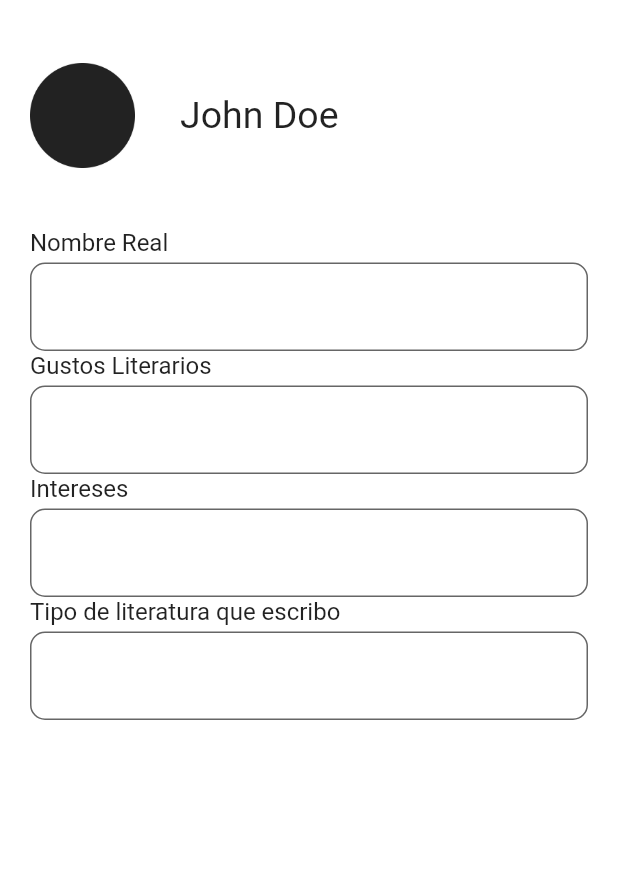
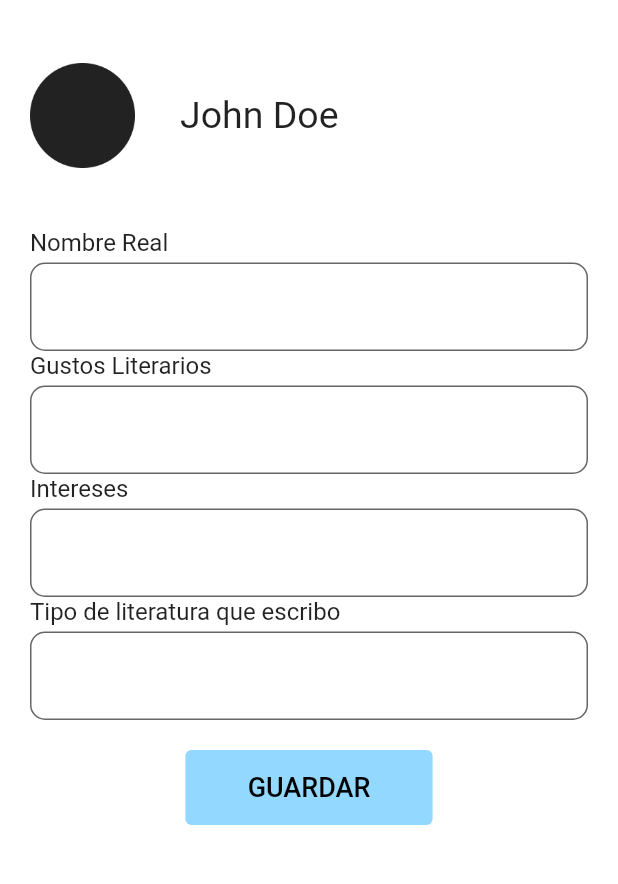
Before and after one commit to djgamarra/world_builder, a Flutter app: the ProfilePage screen opened directly, on a phone screen of 412 x 824 dp, the part 84-968 px from its top. Run offline on Flutter 3.47's test engine with Material 2 defaults, Android fonts, the phone set to English and light mode, and no system bars; our stand-ins replace cloud_firestore, firebase_auth, firebase_core, flutter_svg, get, google_fonts; accounts and stored records are empty; Roboto replaces fonts that are missing (Play).

Commit message:
Some changes

```diff
--- a/lib/main.dart
+++ b/lib/main.dart
@@ -1,7 +1,7 @@
 import 'package:firebase_core/firebase_core.dart';
 import 'package:flutter/material.dart';
 import 'package:get/get.dart';
-import 'package:world_builder/controllers/auth_controller.dart';
+import 'package:world_builder/controllers/users_controller.dart';
 import 'package:world_builder/controllers/core_data_controller.dart';
 import 'package:world_builder/services/authentication_service.dart';
 import 'package:world_builder/services/firestore_service.dart';
@@ -12,7 +12,7 @@ void main() async {
   await Firebase.initializeApp();
   final authService = Get.put(AuthenticationService());
   final firestoreService = Get.put(FirestoreService());
-  final authController = Get.put(AuthController(
+  final authController = Get.put(UsersController(
     authenticationService: authService,
     firestoreService: firestoreService,
   ));
--- a/lib/models/user_data.dart
+++ b/lib/models/user_data.dart
@@ -1,5 +1,9 @@
+import 'package:firebase_auth/firebase_auth.dart';
+
 class UserData {
   final String uid, email, username, fullName, region;
+  final String taste, interests, writerOf;
+  final User user;
 
   const UserData({
     required this.uid,
@@ -7,5 +11,17 @@ class UserData {
     required this.username,
     required this.fullName,
     required this.region,
+    required this.user,
+    required this.taste,
+    required this.interests,
+    required this.writerOf,
   });
+
+  Map<String, dynamic> toFirestoreMap() => {
+        'fullName': fullName,
+        'taste': taste,
+        'interests': interests,
+        'writerOf': writerOf,
+        'region': region,
+      };
 }
--- a/lib/ui/pages/login_page.dart
+++ b/lib/ui/pages/login_page.dart
@@ -3,7 +3,7 @@ import 'package:flutter/material.dart';
 import 'package:get/get.dart';
 import 'package:google_fonts/google_fonts.dart';
 import 'package:flutter_svg/flutter_svg.dart';
-import 'package:world_builder/controllers/auth_controller.dart';
+import 'package:world_builder/controllers/users_controller.dart';
 import 'package:world_builder/ui/pages/homepage.dart';
 import 'package:world_builder/ui/pages/signup_page.dart';
 
@@ -17,7 +17,7 @@ class LoginPage extends StatefulWidget {
 }
 
 class _LoginPageState extends State<LoginPage> {
-  final _authController = Get.find<AuthController>();
+  final _authController = Get.find<UsersController>();
 
   final _formKey = GlobalKey<FormState>();
   final Map<String, String> _data = {
@@ -44,7 +44,7 @@ class _LoginPageState extends State<LoginPage> {
 
   void _onLoginBtnClick() {
     if (_formKey.currentState!.validate()) {
-      Get.find<AuthController>().login(
+      Get.find<UsersController>().login(
         _data['email']!,
         _data['password']!,
       );
--- a/lib/ui/pages/profile_page.dart
+++ b/lib/ui/pages/profile_page.dart
@@ -1,7 +1,7 @@
 import 'package:flutter/material.dart';
 import 'package:get/get.dart';
 import 'package:google_fonts/google_fonts.dart';
-import 'package:world_builder/controllers/auth_controller.dart';
+import 'package:world_builder/controllers/users_controller.dart';
 import 'package:world_builder/ui/pages/login_page.dart';
 
 class ProfilePage extends StatefulWidget {
@@ -12,7 +12,13 @@ class ProfilePage extends StatefulWidget {
 }
 
 class _ProfilePageState extends State<ProfilePage> {
-  final _authController = Get.find<AuthController>();
+  final _authController = Get.find<UsersController>();
+  final Map<String, String> _data = {
+    'fullName': '',
+    'taste': '',
+    'interests': '',
+    'writerOf': '',
+  };
 
   _ProfilePageState() {
     _authController.currentStatus.listen((status) {
@@ -20,10 +26,34 @@ class _ProfilePageState extends State<ProfilePage> {
         Get.off(() => const LoginPage());
       }
     });
+    _authController.errorMessage.listen((errorMessage) {
+      if (errorMessage != null) {
+        Get.snackbar('Error', errorMessage);
+      }
+    });
+    final currentUser = _authController.currentUser.value!;
+    _data['fullName'] = currentUser.fullName;
+    _data['taste'] = currentUser.taste;
+    _data['interests'] = currentUser.interests;
+    _data['writerOf'] = currentUser.writerOf;
   }
+
+  _onFieldChanged(String key) => (text) => setState(() {
+        _data[key] = text ?? '';
+      });
 
   void _onLogoutBtnClick() {
     _authController.logout();
+  }
+
+  void _onSaveBtnClick() {
+    _authController.updateProfile(
+      _data['fullName']!,
+      _data['taste']!,
+      _data['interests']!,
+      _data['writerOf']!,
+    );
+    Get.snackbar('Correcto', 'Datos actualizados');
   }
 
   @override
@@ -101,6 +131,8 @@ class _ProfilePageState extends State<ProfilePage> {
                                 ),
                               ),
                               TextFormField(
+                                initialValue: _data['fullName'],
+                                onChanged: _onFieldChanged('fullName'),
                                 decoration: InputDecoration(
                                   border: OutlineInputBorder(
                                     borderRadius: BorderRadius.circular(10),
@@ -128,6 +160,8 @@ class _ProfilePageState extends State<ProfilePage> {
                                 ),
                               ),
                               TextFormField(
+                                initialValue: _data['taste'],
+                                onChanged: _onFieldChanged('taste'),
                                 decoration: InputDecoration(
                                   border: OutlineInputBorder(
                                     borderRadius: BorderRadius.circular(10),
@@ -155,6 +189,8 @@ class _ProfilePageState extends State<ProfilePage> {
                                 ),
                               ),
                               TextFormField(
+                                initialValue: _data['interests'],
+                                onChanged: _onFieldChanged('interests'),
                                 decoration: InputDecoration(
                                   border: OutlineInputBorder(
                                     borderRadius: BorderRadius.circular(10),
@@ -182,6 +218,8 @@ class _ProfilePageState extends State<ProfilePage> {
                                 ),
                               ),
                               TextFormField(
+                                initialValue: _data['writerOf'],
+                                onChanged: _onFieldChanged('writerOf'),
                                 decoration: InputDecoration(
                                   border: OutlineInputBorder(
                                     borderRadius: BorderRadius.circular(10),
@@ -196,6 +234,22 @@ class _ProfilePageState extends State<ProfilePage> {
                               ),
                             ],
                           ),
+                          Padding(
+                            padding: const EdgeInsets.fromLTRB(0, 20, 0, 0),
+                            child: ElevatedButton(
+                              onPressed: _onSaveBtnClick,
+                              style: ElevatedButton.styleFrom(
+                                elevation: 0,
+                                primary: const Color(0xFF92D8FF),
+                                fixedSize:
+                                    Size(mediaQuery.size.width * 0.4, 50),
+                              ),
+                              child: Text(
+                                "GUARDAR",
+                                style: GoogleFonts.play(fontSize: 18),
+                              ),
+                            ),
+                          ),
                         ],
                       ),
                     ),
--- a/lib/ui/pages/signup_page.dart
+++ b/lib/ui/pages/signup_page.dart
@@ -3,7 +3,7 @@ import 'package:flutter/material.dart';
 import 'package:get/get.dart';
 import 'package:google_fonts/google_fonts.dart';
 import 'package:flutter_svg/flutter_svg.dart';
-import 'package:world_builder/controllers/auth_controller.dart';
+import 'package:world_builder/controllers/users_controller.dart';
 import 'package:world_builder/controllers/core_data_controller.dart';
 import 'package:world_builder/models/region.dart';
 import 'package:world_builder/ui/pages/login_page.dart';
@@ -19,7 +19,7 @@ class SignupPage extends StatefulWidget {
 }
 
 class _SignupPageState extends State<SignupPage> {
-  final _authController = Get.find<AuthController>();
+  final _authController = Get.find<UsersController>();
   final _coreDataController = Get.find<CoreDataController>();
 
   List<Region> _regions = [];
--- a/lib/ui/pages/splash_page.dart
+++ b/lib/ui/pages/splash_page.dart
@@ -1,7 +1,7 @@
 import 'package:flutter/material.dart';
 import 'package:get/get.dart';
 import 'package:google_fonts/google_fonts.dart';
-import 'package:world_builder/controllers/auth_controller.dart';
+import 'package:world_builder/controllers/users_controller.dart';
 import 'package:world_builder/ui/pages/login_page.dart';
 
 import 'homepage.dart';
@@ -14,7 +14,7 @@ class SplashPage extends StatefulWidget {
 }
 
 class _SplashPageState extends State<SplashPage> {
-  final _authController = Get.find<AuthController>();
+  final _authController = Get.find<UsersController>();
 
   void _onLoginBtnClick() {
     if (_authController.currentStatus.value == AuthStatus.loggedIn) {
```
Also changed, not shown: lib/controllers/users_controller.dart (renamed from lib/controllers/auth_controller.dart, +36 -2 lines).
